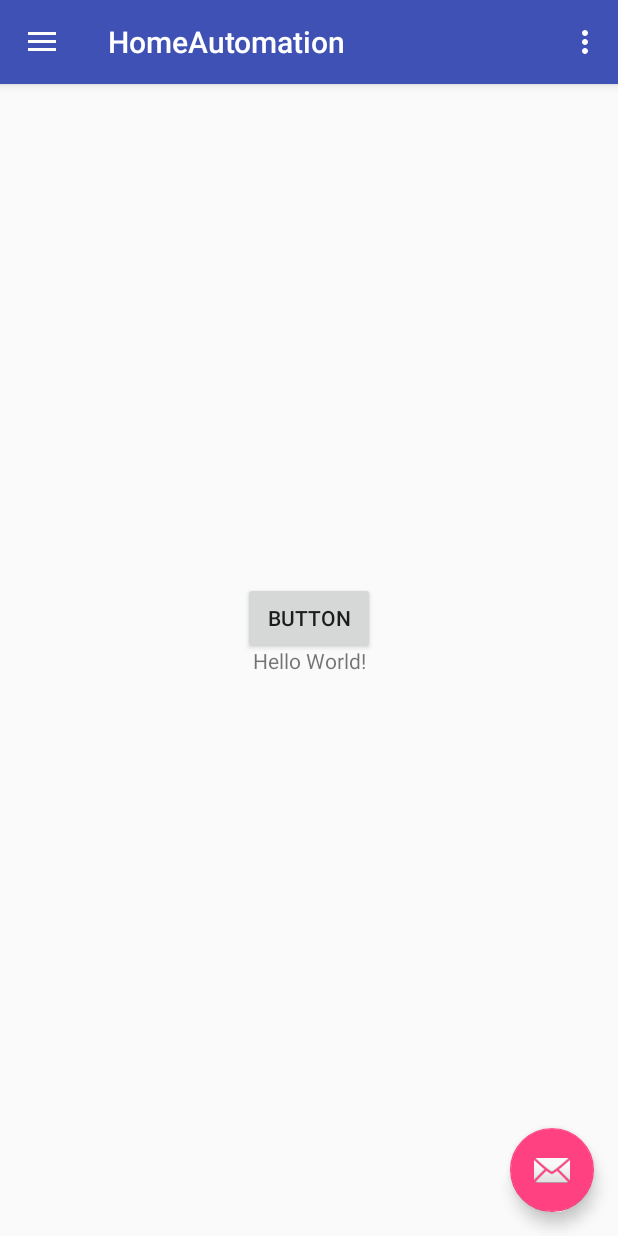
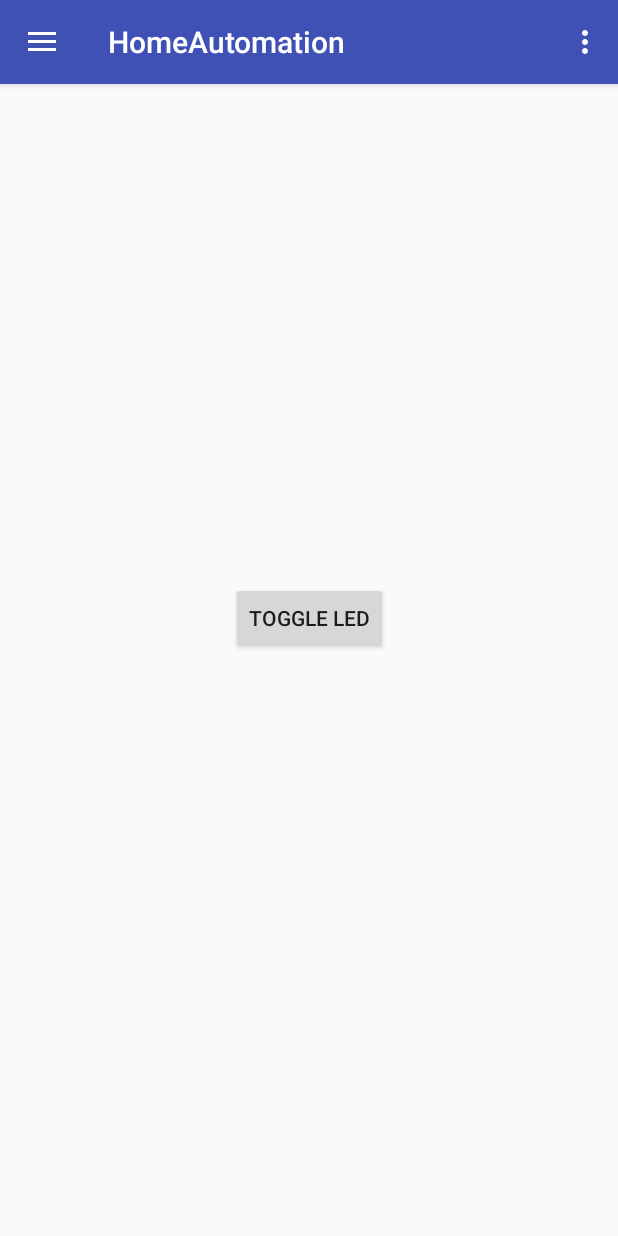
Before and after one commit to NodeMCU-Home-Automation/Home-Automation-App, an Android app: the screen it shows after launch (MainActivity), in the side drawer, after a tap on "Send", on a phone screen of 412 x 824 dp. Run offline under Robolectric (Android 15) with nearby library versions, the phone set to English and light mode, and no system bars; libraries missing offline, so code that uses them is left out: org.springframework.web.

Commit message:
Erster Datenaustausch mit controller

```diff
--- a/app/src/main/java/maischifano/homeautomation/Fragment/ToggleLedFragment.java
+++ b/app/src/main/java/maischifano/homeautomation/Fragment/ToggleLedFragment.java
@@ -11,6 +11,7 @@ import android.widget.Button;
 
 import org.springframework.web.client.RestTemplate;
 
+import maischifano.homeautomation.MainActivity;
 import maischifano.homeautomation.R;
 
 public class ToggleLedFragment extends Fragment {
@@ -38,7 +39,7 @@ public class ToggleLedFragment extends Fragment {
         protected Void doInBackground(Void... voids) {
             RestTemplate restTemplate = new RestTemplate();
             try {
-                restTemplate.put("http://192.168.178.22:8080/automatischeAntwort", "asd", String.class);
+                restTemplate.put(MainActivity.ipAdress+"automatischeAntwort", "asd", String.class);
             } catch (Exception e) {
                 e.printStackTrace();
             }
--- a/app/src/main/java/maischifano/homeautomation/MainActivity.java
+++ b/app/src/main/java/maischifano/homeautomation/MainActivity.java
@@ -19,21 +19,19 @@ import maischifano.homeautomation.Fragment.ToggleLedFragment;
 public class MainActivity extends AppCompatActivity
         implements NavigationView.OnNavigationItemSelectedListener {
 
+    public static String ipAdress;
+
     @Override
     protected void onCreate(Bundle savedInstanceState) {
         super.onCreate(savedInstanceState);
+
+        ipAdress = "http://192.168.178.22:8080/";
+
         setContentView(R.layout.activity_main);
         Toolbar toolbar = (Toolbar) findViewById(R.id.toolbar);
         setSupportActionBar(toolbar);
 
-        FloatingActionButton fab = (FloatingActionButton) findViewById(R.id.fab);
-        fab.setOnClickListener(new View.OnClickListener() {
-            @Override
-            public void onClick(View view) {
-                Snackbar.make(view, "Replace with your own action", Snackbar.LENGTH_LONG)
-                        .setAction("Action", null).show();
-            }
-        });
+
 
         DrawerLayout drawer = (DrawerLayout) findViewById(R.id.drawer_layout);
         ActionBarDrawerToggle toggle = new ActionBarDrawerToggle(
@@ -83,17 +81,13 @@ public class MainActivity extends AppCompatActivity
         // Handle navigation view item clicks here.
         int id = item.getItemId();
 
-        if (id == R.id.nav_camera) {
+        if (id == R.id.nav_LedToggle) {
             ToggleLedFragment fragment = new ToggleLedFragment();
             FragmentTransaction fragmentTransaction = getSupportFragmentManager().beginTransaction();
             fragmentTransaction.replace(R.id.frame, fragment);
             fragmentTransaction.commit();
 
-        } else if (id == R.id.nav_gallery) {
-
-        } else if (id == R.id.nav_slideshow) {
-
-        } else if (id == R.id.nav_manage) {
+        } else if (id == R.id.nav_ReadAnalogInput) {
 
         } else if (id == R.id.nav_share) {
 
--- a/app/src/main/res/layout/app_bar_main.xml
+++ b/app/src/main/res/layout/app_bar_main.xml
@@ -22,12 +22,4 @@
 
     <include layout="@layout/content_main" />
 
-    <android.support.design.widget.FloatingActionButton
-        android:id="@+id/fab"
-        android:layout_width="wrap_content"
-        android:layout_height="wrap_content"
-        android:layout_gravity="bottom|end"
-        android:layout_margin="@dimen/fab_margin"
-        app:srcCompat="@android:drawable/ic_dialog_email" />
-
 </android.support.design.widget.CoordinatorLayout>
--- a/app/src/main/res/layout/content_main.xml
+++ b/app/src/main/res/layout/content_main.xml
@@ -8,13 +8,4 @@
     tools:context="maischifano.homeautomation.MainActivity"
     tools:showIn="@layout/app_bar_main">
 
-    <TextView
-        android:layout_width="wrap_content"
-        android:layout_height="wrap_content"
-        android:text="Hello World!"
-        app:layout_constraintBottom_toBottomOf="parent"
-        app:layout_constraintLeft_toLeftOf="parent"
-        app:layout_constraintRight_toRightOf="parent"
-        app:layout_constraintTop_toTopOf="parent" />
-
 </android.support.constraint.ConstraintLayout>
--- a/app/src/main/res/layout/fragment_toggle_led.xml
+++ b/app/src/main/res/layout/fragment_toggle_led.xml
@@ -16,7 +16,7 @@
         android:layout_marginEnd="8dp"
         android:layout_marginStart="8dp"
         android:layout_marginTop="8dp"
-        android:text="Button"
+        android:text="Toggle LED"
         app:layout_constraintBottom_toBottomOf="parent"
         app:layout_constraintEnd_toEndOf="parent"
         app:layout_constraintStart_toStartOf="parent"
--- a/app/src/main/res/layout/nav_header_main.xml
+++ b/app/src/main/res/layout/nav_header_main.xml
@@ -23,13 +23,13 @@
         android:layout_width="match_parent"
         android:layout_height="wrap_content"
         android:paddingTop="@dimen/nav_header_vertical_spacing"
-        android:text="Android Studio"
+        android:text="Home Automation"
         android:textAppearance="@style/TextAppearance.AppCompat.Body1" />
 
     <TextView
         android:id="@+id/textView"
         android:layout_width="wrap_content"
         android:layout_height="wrap_content"
-        android:text="android.studio@android.com" />
+        android:text="Mai Schifano" />
 
 </LinearLayout>
--- a/app/src/main/res/menu/activity_main_drawer.xml
+++ b/app/src/main/res/menu/activity_main_drawer.xml
@@ -5,21 +5,13 @@
 
     <group android:checkableBehavior="single">
         <item
-            android:id="@+id/nav_camera"
+            android:id="@+id/nav_LedToggle"
             android:icon="@drawable/ic_menu_camera"
-            android:title="Import" />
+            android:title="Toggle LED" />
         <item
-            android:id="@+id/nav_gallery"
+            android:id="@+id/nav_ReadAnalogInput"
             android:icon="@drawable/ic_menu_gallery"
-            android:title="Gallery" />
-        <item
-            android:id="@+id/nav_slideshow"
-            android:icon="@drawable/ic_menu_slideshow"
-            android:title="Slideshow" />
-        <item
-            android:id="@+id/nav_manage"
-            android:icon="@drawable/ic_menu_manage"
-            android:title="Tools" />
+            android:title="Get Humidity" />
     </group>
 
     <item android:title="Communicate">
```
Also changed, not shown: app/src/main/java/maischifano/homeautomation/Fragment/GetHumidity.java (added, +22 -0 lines), app/src/main/res/layout/fragment_get_humidity.xml (added, +36 -0 lines).
